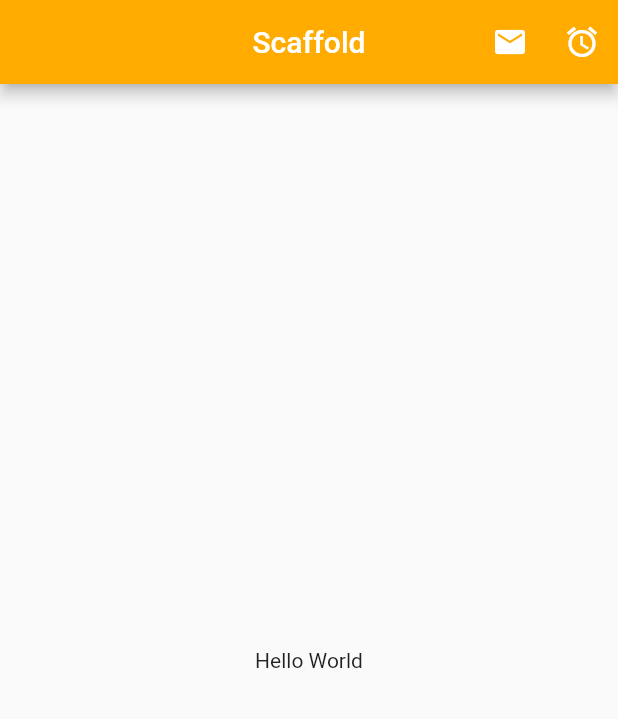
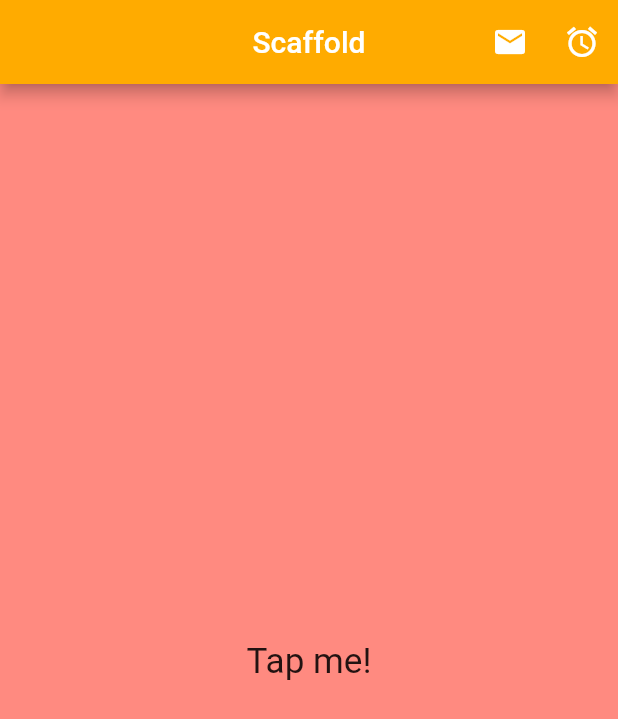
Before and after one commit to cmj123/flutter_app_development, a Flutter app: the screen it shows after launch, on a phone screen of 412 x 824 dp. Shown: the top 719 px of the screen. Run offline on Flutter 3.47's test engine with Material 2 defaults, Android fonts, the phone set to English and light mode, and no system bars.

Commit message:
Completed InkWell Widgets and Event Listeners

```diff
--- a/first_flutter_app/lib/ui/home.dart
+++ b/first_flutter_app/lib/ui/home.dart
@@ -17,8 +17,20 @@ class ScaffoldExample extends StatelessWidget {
           IconButton(onPressed: _tapButton, icon: Icon(Icons.access_alarms))
         ],
       ),
-      body: Center(
-        child: Text("Hello World")
+      backgroundColor: Colors.redAccent.shade100,
+      body: Container(
+        alignment: Alignment.center,
+        child: Column(
+          mainAxisAlignment: MainAxisAlignment.center,
+          children: <Widget>[
+            InkWell(
+              child:Text("Tap me!",
+                style: TextStyle(fontSize: 23.4),),
+              onTap: () => debugPrint("tapped..."),
+
+            )
+          ],
+        )
       )
     );
   }
```
